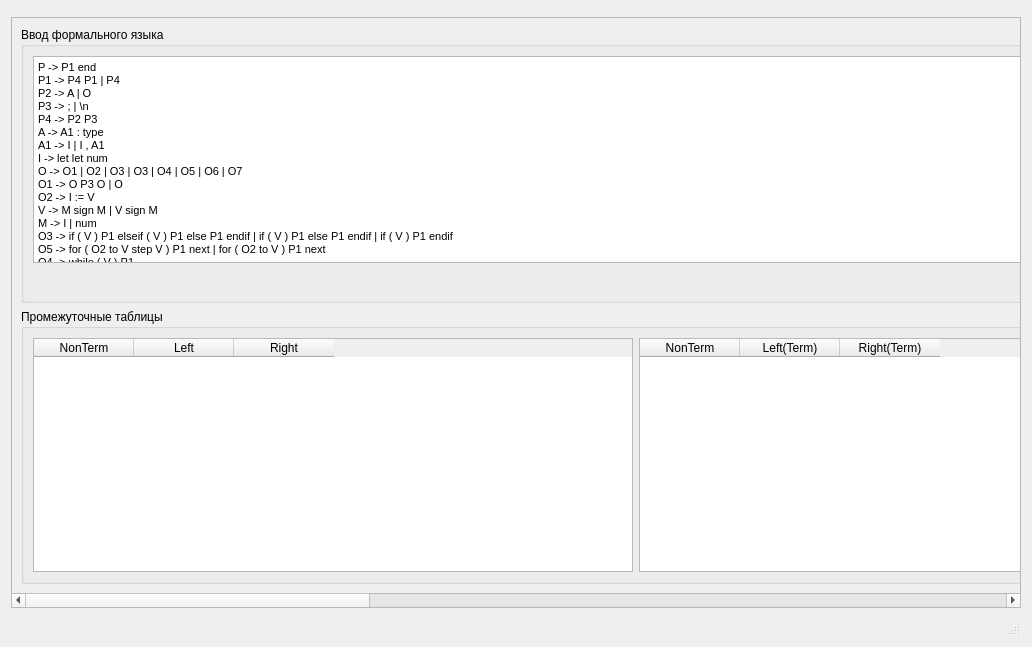
Max1mu5/Compiler, file Code/SyntacticAnalysis/syntacticwindow.ui: the form before one commit.
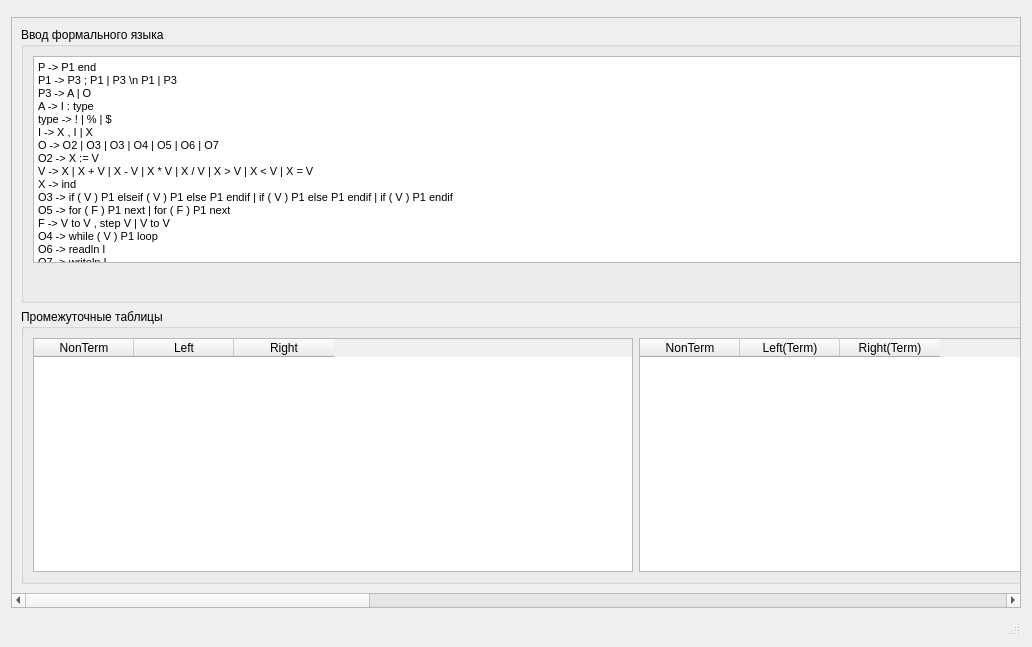
The form after the commit.

What changed in the file:
```diff
--- a/Code/SyntacticAnalysis/syntacticwindow.ui
+++ b/Code/SyntacticAnalysis/syntacticwindow.ui
@@ -74,23 +74,21 @@
 p, li { white-space: pre-wrap; }
 &lt;/style&gt;&lt;/head&gt;&lt;body style=&quot; font-family:'MS Shell Dlg 2'; font-size:8.25pt; font-weight:400; font-style:normal;&quot;&gt;
 &lt;p style=&quot; margin-top:0px; margin-bottom:0px; margin-left:0px; margin-right:0px; -qt-block-indent:0; text-indent:0px;&quot;&gt;P -&amp;gt; P1 end&lt;/p&gt;
-&lt;p style=&quot; margin-top:0px; margin-bottom:0px; margin-left:0px; margin-right:0px; -qt-block-indent:0; text-indent:0px;&quot;&gt;P1 -&amp;gt; P4 P1 | P4&lt;/p&gt;
-&lt;p style=&quot; margin-top:0px; margin-bottom:0px; margin-left:0px; margin-right:0px; -qt-block-indent:0; text-indent:0px;&quot;&gt;P2 -&amp;gt; A | O&lt;/p&gt;
-&lt;p style=&quot; margin-top:0px; margin-bottom:0px; margin-left:0px; margin-right:0px; -qt-block-indent:0; text-indent:0px;&quot;&gt;P3 -&amp;gt; ; | \n&lt;/p&gt;
-&lt;p style=&quot; margin-top:0px; margin-bottom:0px; margin-left:0px; margin-right:0px; -qt-block-indent:0; text-indent:0px;&quot;&gt;P4 -&amp;gt; P2 P3&lt;/p&gt;
-&lt;p style=&quot; margin-top:0px; margin-bottom:0px; margin-left:0px; margin-right:0px; -qt-block-indent:0; text-indent:0px;&quot;&gt;A -&amp;gt; A1 : type&lt;/p&gt;
-&lt;p style=&quot; margin-top:0px; margin-bottom:0px; margin-left:0px; margin-right:0px; -qt-block-indent:0; text-indent:0px;&quot;&gt;A1 -&amp;gt; I | I , A1&lt;/p&gt;
-&lt;p style=&quot; margin-top:0px; margin-bottom:0px; margin-left:0px; margin-right:0px; -qt-block-indent:0; text-indent:0px;&quot;&gt;I -&amp;gt; let let num&lt;/p&gt;
-&lt;p style=&quot; margin-top:0px; margin-bottom:0px; margin-left:0px; margin-right:0px; -qt-block-indent:0; text-indent:0px;&quot;&gt;O -&amp;gt; O1 | O2 | O3 | O3 | O4 | O5 | O6 | O7&lt;/p&gt;
-&lt;p style=&quot; margin-top:0px; margin-bottom:0px; margin-left:0px; margin-right:0px; -qt-block-indent:0; text-indent:0px;&quot;&gt;O1 -&amp;gt; O P3 O | O&lt;/p&gt;
-&lt;p style=&quot; margin-top:0px; margin-bottom:0px; margin-left:0px; margin-right:0px; -qt-block-indent:0; text-indent:0px;&quot;&gt;O2 -&amp;gt; I := V&lt;/p&gt;
-&lt;p style=&quot; margin-top:0px; margin-bottom:0px; margin-left:0px; margin-right:0px; -qt-block-indent:0; text-indent:0px;&quot;&gt;V -&amp;gt; M sign M | V sign M&lt;/p&gt;
-&lt;p style=&quot; margin-top:0px; margin-bottom:0px; margin-left:0px; margin-right:0px; -qt-block-indent:0; text-indent:0px;&quot;&gt;M -&amp;gt; I | num&lt;/p&gt;
+&lt;p style=&quot; margin-top:0px; margin-bottom:0px; margin-left:0px; margin-right:0px; -qt-block-indent:0; text-indent:0px;&quot;&gt;P1 -&amp;gt; P3 ; P1 | P3 \n P1 | P3&lt;/p&gt;
+&lt;p style=&quot; margin-top:0px; margin-bottom:0px; margin-left:0px; margin-right:0px; -qt-block-indent:0; text-indent:0px;&quot;&gt;P3 -&amp;gt; A | O&lt;/p&gt;
+&lt;p style=&quot; margin-top:0px; margin-bottom:0px; margin-left:0px; margin-right:0px; -qt-block-indent:0; text-indent:0px;&quot;&gt;A -&amp;gt; I : type&lt;/p&gt;
+&lt;p style=&quot; margin-top:0px; margin-bottom:0px; margin-left:0px; margin-right:0px; -qt-block-indent:0; text-indent:0px;&quot;&gt;type -&amp;gt; ! | % | $&lt;/p&gt;
+&lt;p style=&quot; margin-top:0px; margin-bottom:0px; margin-left:0px; margin-right:0px; -qt-block-indent:0; text-indent:0px;&quot;&gt;I -&amp;gt; X , I | X&lt;/p&gt;
+&lt;p style=&quot; margin-top:0px; margin-bottom:0px; margin-left:0px; margin-right:0px; -qt-block-indent:0; text-indent:0px;&quot;&gt;O -&amp;gt; O2 | O3 | O3 | O4 | O5 | O6 | O7&lt;/p&gt;
+&lt;p style=&quot; margin-top:0px; margin-bottom:0px; margin-left:0px; margin-right:0px; -qt-block-indent:0; text-indent:0px;&quot;&gt;O2 -&amp;gt; X := V&lt;/p&gt;
+&lt;p style=&quot; margin-top:0px; margin-bottom:0px; margin-left:0px; margin-right:0px; -qt-block-indent:0; text-indent:0px;&quot;&gt;V -&amp;gt; X | X + V | X - V | X * V | X / V | X &amp;gt; V | X &amp;lt; V | X = V&lt;/p&gt;
+&lt;p style=&quot; margin-top:0px; margin-bottom:0px; margin-left:0px; margin-right:0px; -qt-block-indent:0; text-indent:0px;&quot;&gt;X -&amp;gt; ind&lt;/p&gt;
 &lt;p style=&quot; margin-top:0px; margin-bottom:0px; margin-left:0px; margin-right:0px; -qt-block-indent:0; text-indent:0px;&quot;&gt;O3 -&amp;gt; if ( V ) P1 elseif ( V ) P1 else P1 endif | if ( V ) P1 else P1 endif | if ( V ) P1 endif&lt;/p&gt;
-&lt;p style=&quot; margin-top:0px; margin-bottom:0px; margin-left:0px; margin-right:0px; -qt-block-indent:0; text-indent:0px;&quot;&gt;O5 -&amp;gt; for ( O2 to V step V ) P1 next | for ( O2 to V ) P1 next&lt;/p&gt;
-&lt;p style=&quot; margin-top:0px; margin-bottom:0px; margin-left:0px; margin-right:0px; -qt-block-indent:0; text-indent:0px;&quot;&gt;O4 -&amp;gt; while ( V ) P1&lt;/p&gt;
-&lt;p style=&quot; margin-top:0px; margin-bottom:0px; margin-left:0px; margin-right:0px; -qt-block-indent:0; text-indent:0px;&quot;&gt;O6 -&amp;gt; readln A1&lt;/p&gt;
-&lt;p style=&quot; margin-top:0px; margin-bottom:0px; margin-left:0px; margin-right:0px; -qt-block-indent:0; text-indent:0px;&quot;&gt;O7 -&amp;gt; writeln A1 | writeln V&lt;/p&gt;&lt;/body&gt;&lt;/html&gt;</string>
+&lt;p style=&quot; margin-top:0px; margin-bottom:0px; margin-left:0px; margin-right:0px; -qt-block-indent:0; text-indent:0px;&quot;&gt;O5 -&amp;gt; for ( F ) P1 next | for ( F ) P1 next&lt;/p&gt;
+&lt;p style=&quot; margin-top:0px; margin-bottom:0px; margin-left:0px; margin-right:0px; -qt-block-indent:0; text-indent:0px;&quot;&gt;F -&amp;gt; V to V , step V | V to V&lt;/p&gt;
+&lt;p style=&quot; margin-top:0px; margin-bottom:0px; margin-left:0px; margin-right:0px; -qt-block-indent:0; text-indent:0px;&quot;&gt;O4 -&amp;gt; while ( V ) P1 loop&lt;/p&gt;
+&lt;p style=&quot; margin-top:0px; margin-bottom:0px; margin-left:0px; margin-right:0px; -qt-block-indent:0; text-indent:0px;&quot;&gt;O6 -&amp;gt; readln I&lt;/p&gt;
+&lt;p style=&quot; margin-top:0px; margin-bottom:0px; margin-left:0px; margin-right:0px; -qt-block-indent:0; text-indent:0px;&quot;&gt;O7 -&amp;gt; writeln I&lt;/p&gt;&lt;/body&gt;&lt;/html&gt;</string>
                 </property>
                </widget>
               </item>
```
